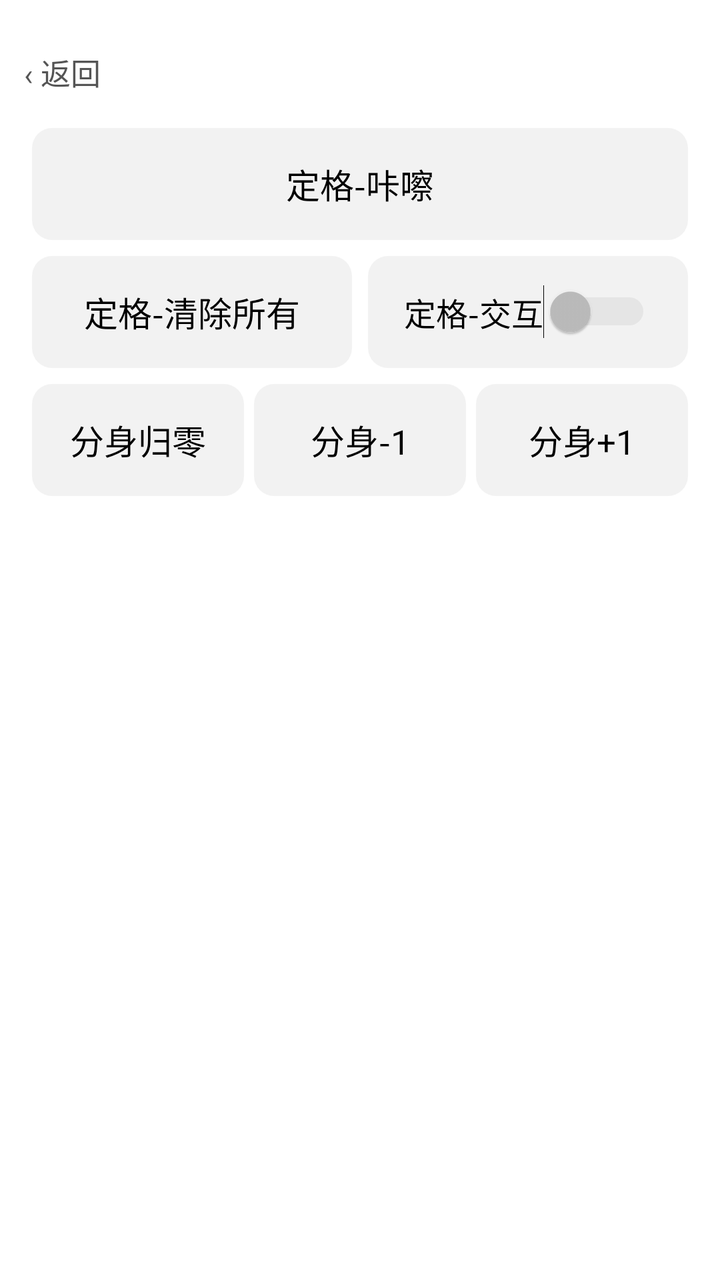
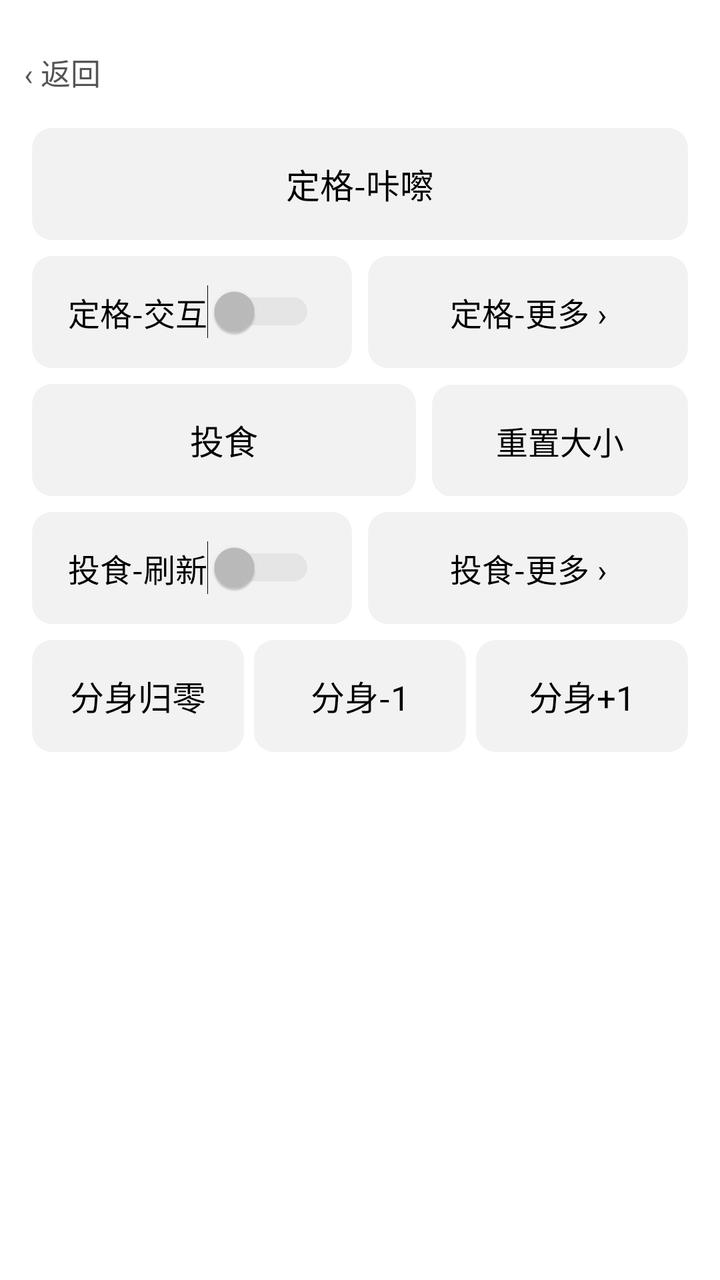

Before-and-after screenshots of an Android layout around one commit, followed by the original layout XML and the change that was made.
<!-- AndroidManifest.xml: application theme Theme.CakePet -->
<!-- res/layout/sheet_interact.xml -->
<?xml version="1.0" encoding="utf-8"?>
<LinearLayout xmlns:android="http://schemas.android.com/apk/res/android"
    android:id="@+id/interact_root"
    android:layout_width="match_parent"
    android:layout_height="wrap_content"
    android:orientation="vertical"
    android:padding="12dp">

    
    <TextView android:id="@+id/act_back" android:layout_width="match_parent"
        android:layout_height="48dp" android:gravity="center_vertical"
        android:text="‹ 返回" android:textSize="15dp" android:textColor="@color/cp_sub"/>

    
    <TextView android:id="@+id/freeze_snap" android:layout_width="match_parent"
        android:layout_height="56dp" android:gravity="center"
        android:layout_margin="4dp"
        android:text="定格-咔嚓" android:textSize="17dp" android:textColor="@color/cp_title"
        android:background="@drawable/cell_bg"/>

    
    <LinearLayout android:layout_width="match_parent" android:layout_height="wrap_content"
        android:orientation="horizontal" android:layout_margin="4dp">
        <TextView android:id="@+id/freeze_clear" android:layout_width="0dp"
            android:layout_height="56dp" android:layout_weight="1" android:gravity="center"
            android:layout_marginEnd="4dp"
            android:text="定格-清除所有" android:textSize="17dp" android:textColor="@color/cp_title"
            android:background="@drawable/cell_bg"/>
        <LinearLayout android:id="@+id/menu_switch_freezeinteract" android:layout_width="0dp"
            android:layout_height="56dp" android:layout_weight="1" android:orientation="horizontal"
            android:gravity="center" android:background="@drawable/cell_bg"
            android:layout_marginStart="4dp">
            <TextView android:layout_width="wrap_content" android:layout_height="wrap_content"
                android:text="定格-交互" android:textSize="16dp" android:textColor="@color/cp_title"/>
            <Switch android:id="@+id/sw_freezeinteract" android:layout_width="wrap_content"
                android:layout_height="wrap_content"
                android:thumbTint="@color/switch_black_selector"
                android:trackTint="@color/switch_black_selector"
                android:clickable="false" android:focusable="false"/>
        </LinearLayout>
    </LinearLayout>

    
    <LinearLayout android:layout_width="match_parent" android:layout_height="wrap_content"
        android:orientation="horizontal" android:layout_margin="4dp">
        <TextView android:id="@+id/pet_zero" android:layout_width="0dp"
            android:layout_height="56dp" android:layout_weight="1" android:gravity="center"
            android:layout_marginEnd="4dp"
            android:text="分身归零" android:textSize="17dp" android:textColor="@color/cp_title"
            android:background="@drawable/cell_bg"/>
        <TextView android:id="@+id/pet_minus" android:layout_width="0dp"
            android:layout_height="56dp" android:layout_weight="1" android:gravity="center"
            android:layout_marginStart="1dp" android:layout_marginEnd="1dp"
            android:text="分身-1" android:textSize="17dp" android:textColor="@color/cp_title"
            android:background="@drawable/cell_bg"/>
        <TextView android:id="@+id/pet_plus" android:layout_width="0dp"
            android:layout_height="56dp" android:layout_weight="1" android:gravity="center"
            android:layout_marginStart="4dp"
            android:text="分身+1" android:textSize="17dp" android:textColor="@color/cp_title"
            android:background="@drawable/cell_bg"/>
    </LinearLayout>

</LinearLayout>
<!-- resources referenced by this layout -->
<resources>
  <color name="cp_sub">#555555</color>
  <color name="cp_title">#000000</color>
  <!-- drawable cell_bg (drawable) -->
  <?xml version="1.0" encoding="utf-8"?>
  <shape xmlns:android="http://schemas.android.com/apk/res/android">
      <solid android:color="#0D000000" />
      <corners android:radius="10dp" />
  </shape>
  <style name="Theme.CakePet" parent="Theme.MaterialComponents.DayNight.DarkActionBar">
          
          <item name="colorPrimary">@color/purple_500</item>
          <item name="colorPrimaryVariant">@color/purple_700</item>
          <item name="colorOnPrimary">@color/white</item>
          
          
          <item name="colorSecondary">@color/black</item>
          <item name="colorSecondaryVariant">@color/black</item>
          <item name="colorOnSecondary">@color/white</item>
          
          <item name="colorControlActivated">@color/black</item>
          <item name="colorSwitchThumbNormal">@color/switch_off_thumb</item>
          <item name="android:colorForeground">@color/black</item>
          
          <item name="android:statusBarColor">?attr/colorPrimaryVariant</item>
          
          <item name="switchStyle">@style/Widget.CakePet.Switch</item>
          
      </style>
  <color name="purple_500">#FF6200EE</color>
  <color name="purple_700">#FF3700B3</color>
  <color name="white">#FFFFFFFF</color>
  <color name="black">#FF000000</color>
  <color name="switch_off_thumb">#FFBDBDBD</color>
  <style name="Widget.CakePet.Switch" parent="Widget.AppCompat.CompoundButton.Switch">
          <item name="thumbTint">@color/switch_black_selector</item>
          <item name="trackTint">@color/switch_black_selector</item>
      </style>
</resources>

<!-- the commit's change to res/layout/sheet_interact.xml (unified diff, before → after) -->
@@ -21,15 +21,10 @@
     
     <LinearLayout android:layout_width="match_parent" android:layout_height="wrap_content"
         android:orientation="horizontal" android:layout_margin="4dp">
-        <TextView android:id="@+id/freeze_clear" android:layout_width="0dp"
-            android:layout_height="56dp" android:layout_weight="1" android:gravity="center"
-            android:layout_marginEnd="4dp"
-            android:text="定格-清除所有" android:textSize="17dp" android:textColor="@color/cp_title"
-            android:background="@drawable/cell_bg"/>
         <LinearLayout android:id="@+id/menu_switch_freezeinteract" android:layout_width="0dp"
             android:layout_height="56dp" android:layout_weight="1" android:orientation="horizontal"
             android:gravity="center" android:background="@drawable/cell_bg"
-            android:layout_marginStart="4dp">
+            android:layout_marginEnd="4dp">
             <TextView android:layout_width="wrap_content" android:layout_height="wrap_content"
                 android:text="定格-交互" android:textSize="16dp" android:textColor="@color/cp_title"/>
             <Switch android:id="@+id/sw_freezeinteract" android:layout_width="wrap_content"
@@ -38,6 +33,48 @@
                 android:trackTint="@color/switch_black_selector"
                 android:clickable="false" android:focusable="false"/>
         </LinearLayout>
+        <TextView android:id="@+id/freeze_more" android:layout_width="0dp"
+            android:layout_height="56dp" android:layout_weight="1" android:gravity="center"
+            android:layout_marginStart="4dp"
+            android:text="定格-更多 ›" android:textSize="16dp" android:textColor="@color/cp_title"
+            android:background="@drawable/cell_bg"/>
+    </LinearLayout>
+
+    
+    <LinearLayout android:layout_width="match_parent" android:layout_height="wrap_content"
+        android:orientation="horizontal" android:layout_margin="4dp">
+        <TextView android:id="@+id/feed_now" android:layout_width="0dp"
+            android:layout_height="56dp" android:layout_weight="6" android:gravity="center"
+            android:layout_marginEnd="4dp"
+            android:text="投食" android:textSize="17dp" android:textColor="@color/cp_title"
+            android:background="@drawable/cell_bg"/>
+        <TextView android:id="@+id/reset_size" android:layout_width="0dp"
+            android:layout_height="56dp" android:layout_weight="4" android:gravity="center"
+            android:layout_marginStart="4dp"
+            android:text="重置大小" android:textSize="16dp" android:textColor="@color/cp_title"
+            android:background="@drawable/cell_bg"/>
+    </LinearLayout>
+
+    
+    <LinearLayout android:layout_width="match_parent" android:layout_height="wrap_content"
+        android:orientation="horizontal" android:layout_margin="4dp">
+        <LinearLayout android:id="@+id/menu_switch_feedrefresh" android:layout_width="0dp"
+            android:layout_height="56dp" android:layout_weight="1" android:orientation="horizontal"
+            android:gravity="center" android:background="@drawable/cell_bg"
+            android:layout_marginEnd="4dp">
+            <TextView android:layout_width="wrap_content" android:layout_height="wrap_content"
+                android:text="投食-刷新" android:textSize="16dp" android:textColor="@color/cp_title"/>
+            <Switch android:id="@+id/sw_feedrefresh" android:layout_width="wrap_content"
+                android:layout_height="wrap_content"
+                android:thumbTint="@color/switch_black_selector"
+                android:trackTint="@color/switch_black_selector"
+                android:clickable="false" android:focusable="false"/>
+        </LinearLayout>
+        <TextView android:id="@+id/feed_more" android:layout_width="0dp"
+            android:layout_height="56dp" android:layout_weight="1" android:gravity="center"
+            android:layout_marginStart="4dp"
+            android:text="投食-更多 ›" android:textSize="16dp" android:textColor="@color/cp_title"
+            android:background="@drawable/cell_bg"/>
     </LinearLayout>
 
     
